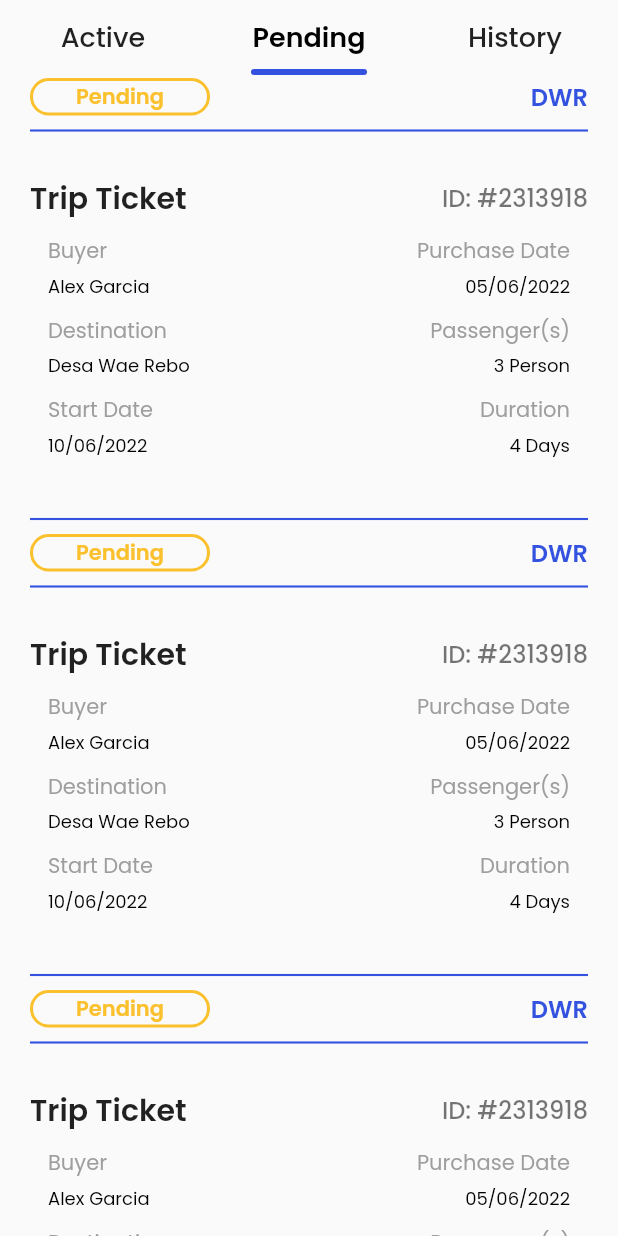
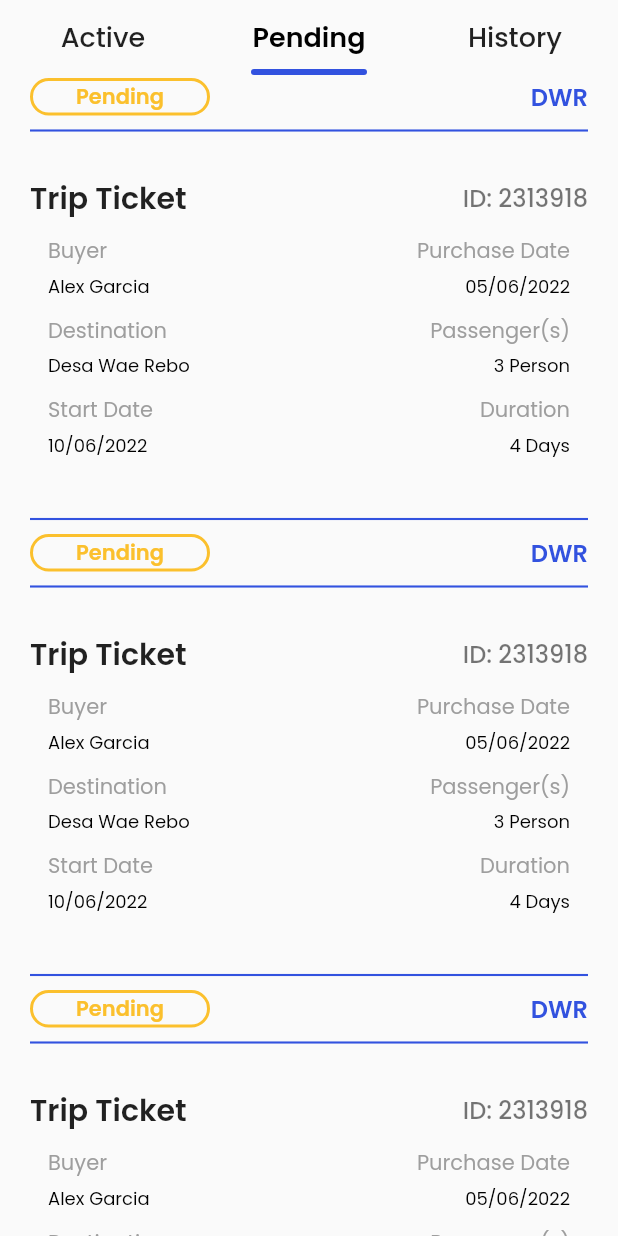
Before and after one commit to attalariq123/noesatrip-mobile-app, a Flutter app: the BookingPage screen opened directly, tab 2 chosen, on a phone screen of 412 x 824 dp. Run offline on Flutter 3.47's test engine with Material 2 defaults, Android fonts, the phone set to English and light mode, and no system bars; our stand-ins replace flutter_svg, google_fonts, tab_indicator_styler; missing offline and left inert: scroll_snap_effect, ticket_widget; network calls fail.

Commit message:
few UI fix

```diff
--- a/lib/presentation/screens/wishlist_page.dart
+++ b/lib/presentation/screens/wishlist_page.dart
@@ -1,7 +1,6 @@
 import 'package:flutter/material.dart';
 import 'package:google_fonts/google_fonts.dart';
 import 'package:noesatrip_app/presentation/screens/destination_overview_page.dart';
-import 'package:noesatrip_app/presentation/widgets/home_page/destination_list.dart';
 
 class WishlistPage extends StatelessWidget {
   const WishlistPage({Key? key}) : super(key: key);
--- a/lib/presentation/widgets/booking_page/booking_list.dart
+++ b/lib/presentation/widgets/booking_page/booking_list.dart
@@ -96,7 +96,7 @@ class TicketData extends StatelessWidget {
               ),
               const Spacer(),
               Text(
-                'ID: #2313918',
+                'ID: 2313918',
                 style: GoogleFonts.poppins(
                   color: Colors.black54,
                   fontWeight: FontWeight.w500,
@@ -210,137 +210,3 @@ Widget ticketDetailsWidget(String firstTitle, String firstDesc,
     ],
   );
 }
-
-
-// Card(
-//       shape: RoundedRectangleBorder(
-//         borderRadius: BorderRadius.circular(10),
-//       ),
-//       elevation: 2,
-//       margin: const EdgeInsets.only(
-//         top: 4,
-//         bottom: 12,
-//       ),
-//       child: SizedBox(
-//         height: 154,
-//         width: MediaQuery.of(context).size.width,
-//         child: Padding(
-//           padding: const EdgeInsets.all(6.0),
-//           child: Row(
-//             children: [
-//               Container(
-//                 width: MediaQuery.of(context).size.width * 0.32,
-//                 height: MediaQuery.of(context).size.height,
-//                 decoration: const BoxDecoration(
-//                   borderRadius: BorderRadius.all(Radius.circular(10)),
-//                   image: DecorationImage(
-//                     image: AssetImage('assets/images/desa-wae-rebo.jpg'),
-//                     fit: BoxFit.cover,
-//                   ),
-//                 ),
-//               ),
-//               const SizedBox(
-//                 width: 16,
-//               ),
-//               Expanded(
-//                 child: Column(
-//                   crossAxisAlignment: CrossAxisAlignment.start,
-//                   children: [
-//                     Text(
-//                       'Desa Wae Rebo',
-//                       style: GoogleFonts.poppins(
-//                         color: const Color(0xFF3252DF),
-//                         fontWeight: FontWeight.w600,
-//                         fontSize: 14,
-//                       ),
-//                     ),
-//                     const SizedBox(
-//                       height: 2,
-//                     ),
-//                     Row(
-//                       children: [
-//                         for (int i = 0; i < 5; i++)
-//                           const Icon(
-//                             Icons.star_rounded,
-//                             color: Color(0xFFFFCC47),
-//                             size: 14,
-//                           )
-//                       ],
-//                     ),
-//                     const SizedBox(
-//                       height: 6,
-//                     ),
-//                     Text(
-//                       'Sebuah destinasi wisata dengan view perbukitan dan laut yang indah.',
-//                       style: GoogleFonts.poppins(
-//                         color: Colors.grey[900],
-//                         fontWeight: FontWeight.w400,
-//                         fontSize: 10,
-//                       ),
-//                       textScaleFactor: 0.92,
-//                       overflow: TextOverflow.ellipsis,
-//                       maxLines: 3,
-//                       softWrap: true,
-//                     ),
-//                     const SizedBox(
-//                       height: 2,
-//                     ),
-//                     Text(
-//                       'Manggarai, Nusa Tenggara Timur',
-//                       style: GoogleFonts.poppins(
-//                         color: Colors.black,
-//                         fontWeight: FontWeight.w600,
-//                         fontSize: 10,
-//                       ),
-//                       overflow: TextOverflow.ellipsis,
-//                       maxLines: 1,
-//                       softWrap: true,
-//                     ),
-//                     const SizedBox(
-//                       height: 6,
-//                     ),
-//                     Row(
-//                       children: [
-//                         Container(
-//                           padding: const EdgeInsets.all(4),
-//                           decoration: BoxDecoration(
-//                               color: const Color(0xFF3252DF),
-//                               borderRadius: BorderRadius.circular(10)),
-//                           child: Text(
-//                             'Rp 250k',
-//                             style: GoogleFonts.poppins(
-//                               color: Colors.white,
-//                               fontWeight: FontWeight.w500,
-//                               fontSize: 12,
-//                             ),
-//                           ),
-//                         ),
-//                         const SizedBox(
-//                           width: 6,
-//                         ),
-//                         Container(
-//                           padding: const EdgeInsets.all(4),
-//                           decoration: BoxDecoration(
-//                               color: Colors.transparent,
-//                               borderRadius: BorderRadius.circular(10)),
-//                           child: Text(
-//                             'Rp 500k',
-//                             style: GoogleFonts.poppins(
-//                               color: Colors.redAccent,
-//                               fontWeight: FontWeight.w400,
-//                               fontSize: 14,
-//                               decorationThickness: 1.5,
-//                               decoration: TextDecoration.lineThrough,
-//                             ),
-//                           ),
-//                         ),
-//                       ],
-//                     ),
-//                   ],
-//                 ),
-//               ),
-//             ],
-//           ),
-//         ),
-//       ),
-//     );
```
